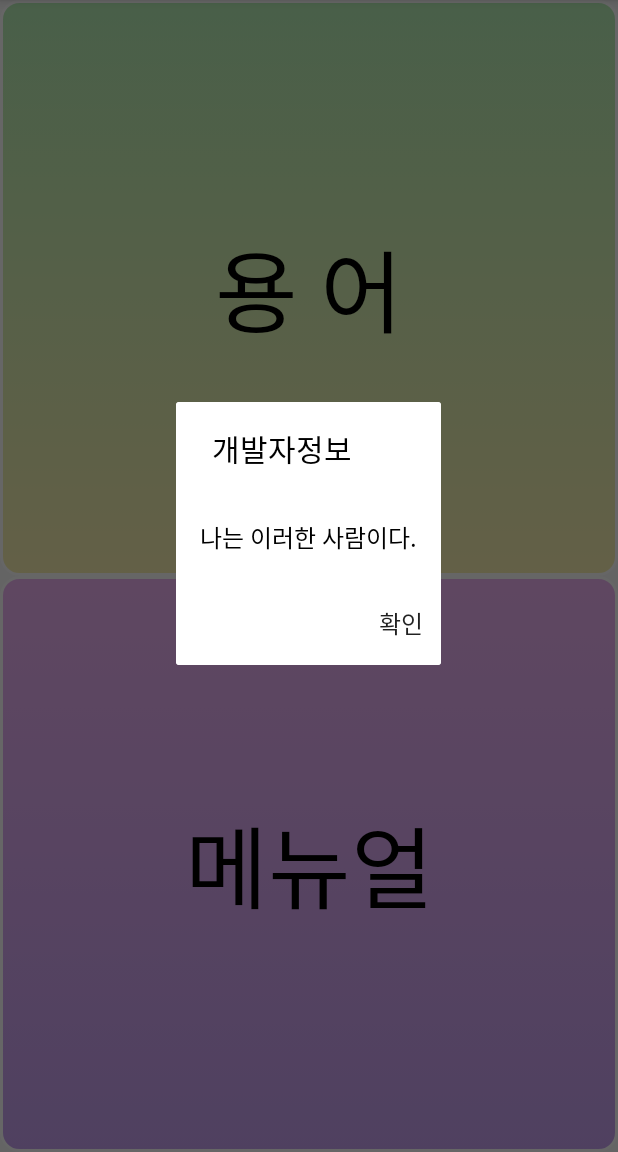
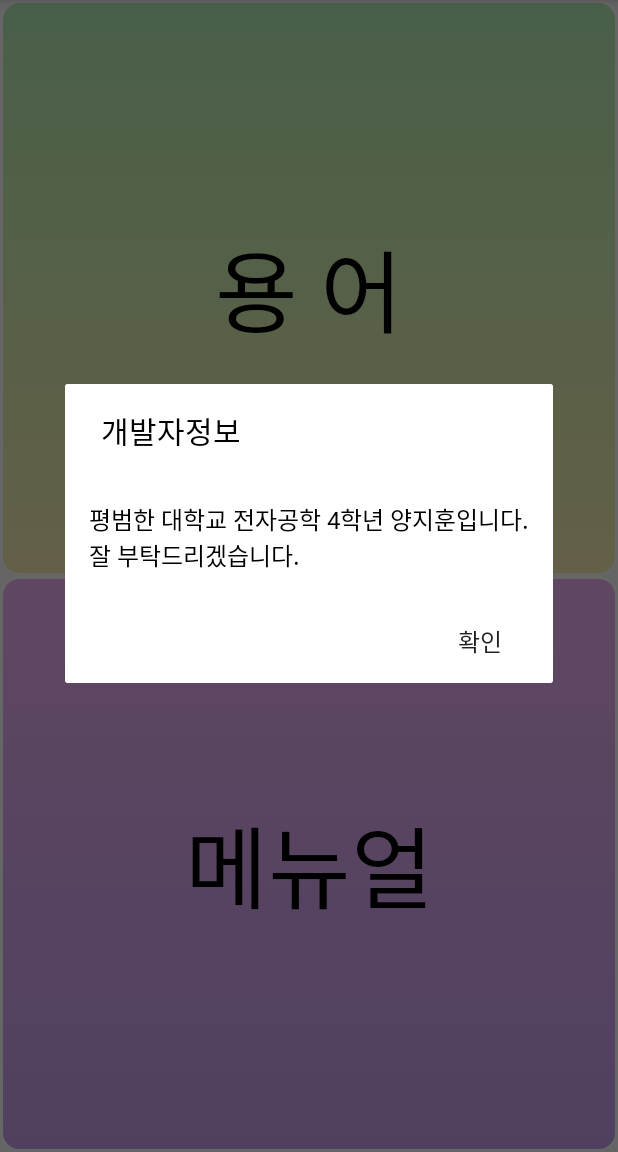
Before and after one commit to JAICHANGPARK/DiabetesEducation, an Android app: the screen it shows after launch (MainActivity), in the options menu, after a tap on "개발자정보", on a phone screen of 412 x 824 dp, the part 84-1236 px from its top. Run offline under Robolectric (Android 15) with nearby library versions, the phone set to English and light mode, and no system bars; 2 statements that could not run were skipped.

Commit message:
탭 수정2
앱정보, 개발자정보 입력칸 추가2

```diff
--- a/app/src/main/java/com/dreamwalker/diabeteseducation/activity/MainActivity.java
+++ b/app/src/main/java/com/dreamwalker/diabeteseducation/activity/MainActivity.java
@@ -68,7 +68,7 @@ public class MainActivity extends AppCompatActivity {
         switch (item.getItemId()) {
             case R.id.action_appinfo:
                 // 앱정보 다이얼로그
-                CustomDialog dialog = new CustomDialog(this, "앱정보", "이거는 이러이러한 앱이다.");
+                CustomDialog dialog = new CustomDialog(this, getResources().getString(R.string.dialog_title), getResources().getString(R.string.dialog_content));
                 dialog.setCanceledOnTouchOutside(true);
 
                 dialog.setDialogListener(new MyDialogListener() {
@@ -82,7 +82,7 @@ public class MainActivity extends AppCompatActivity {
                 break;
             case R.id.action_myinfo:
                 // 개발자정보 다이얼로그
-                CustomDialog dialog2 = new CustomDialog(this, "개발자정보", "나는 이러한 사람이다.");
+                CustomDialog dialog2 = new CustomDialog(this, getResources().getString(R.string.dialog_title2), getResources().getString(R.string.dialog_content2));
                 dialog2.setCanceledOnTouchOutside(true);
 
                 dialog2.setDialogListener(new MyDialogListener() {
--- /dev/null
+++ b/app/src/main/res/drawable/ic_more_vert_white_24dp.xml
@@ -0,0 +1,5 @@
+<vector android:height="24dp" android:tint="#FFFFFF"
+    android:viewportHeight="24.0" android:viewportWidth="24.0"
+    android:width="24dp" xmlns:android="http://schemas.android.com/apk/res/android">
+    <path android:fillColor="#FF000000" android:pathData="M12,8c1.1,0 2,-0.9 2,-2s-0.9,-2 -2,-2 -2,0.9 -2,2 0.9,2 2,2zM12,10c-1.1,0 -2,0.9 -2,2s0.9,2 2,2 2,-0.9 2,-2 -0.9,-2 -2,-2zM12,16c-1.1,0 -2,0.9 -2,2s0.9,2 2,2 2,-0.9 2,-2 -0.9,-2 -2,-2z"/>
+</vector>
--- a/app/src/main/res/menu/menu.xml
+++ b/app/src/main/res/menu/menu.xml
@@ -1,6 +1,7 @@
 <menu xmlns:android="http://schemas.android.com/apk/res/android"
     xmlns:app="http://schemas.android.com/apk/res-auto"
     xmlns:tools="http://schemas.android.com/tools"
+    android:icon="@drawable/ic_more_vert_white_24dp"
     tools:context=".activity.MainActivity">
     <item
         android:id="@+id/action_appinfo"
--- a/app/src/main/res/values/strings.xml
+++ b/app/src/main/res/values/strings.xml
@@ -96,4 +96,9 @@
     <string name="oops2"> 용 어 </string>
     <string name="oops3"> 메뉴얼 </string>
     <string name="oops4"> 확인 </string>
+
+    <string name="dialog_title"> 앱정보 </string>
+    <string name="dialog_content"> 문해력이 낮은 어르신들을 위한 교육용 앱으로, 이해하기 쉽게 제작하였습니다.\n------도움주신분들------\nMANUAL액티비티 제작자 : ooo\n다이얼로그 소스 제공 : ooo\n 리사이클러뷰 소스 제공 : ooo\n등등 도움주신 여러분들 감사합니다. </string>
+    <string name="dialog_title2"> 개발자정보 </string>
+    <string name="dialog_content2"> 평범한 대학교 전자공학 4학년 양지훈입니다.\n잘 부탁드리겠습니다. </string>
 </resources>
```
